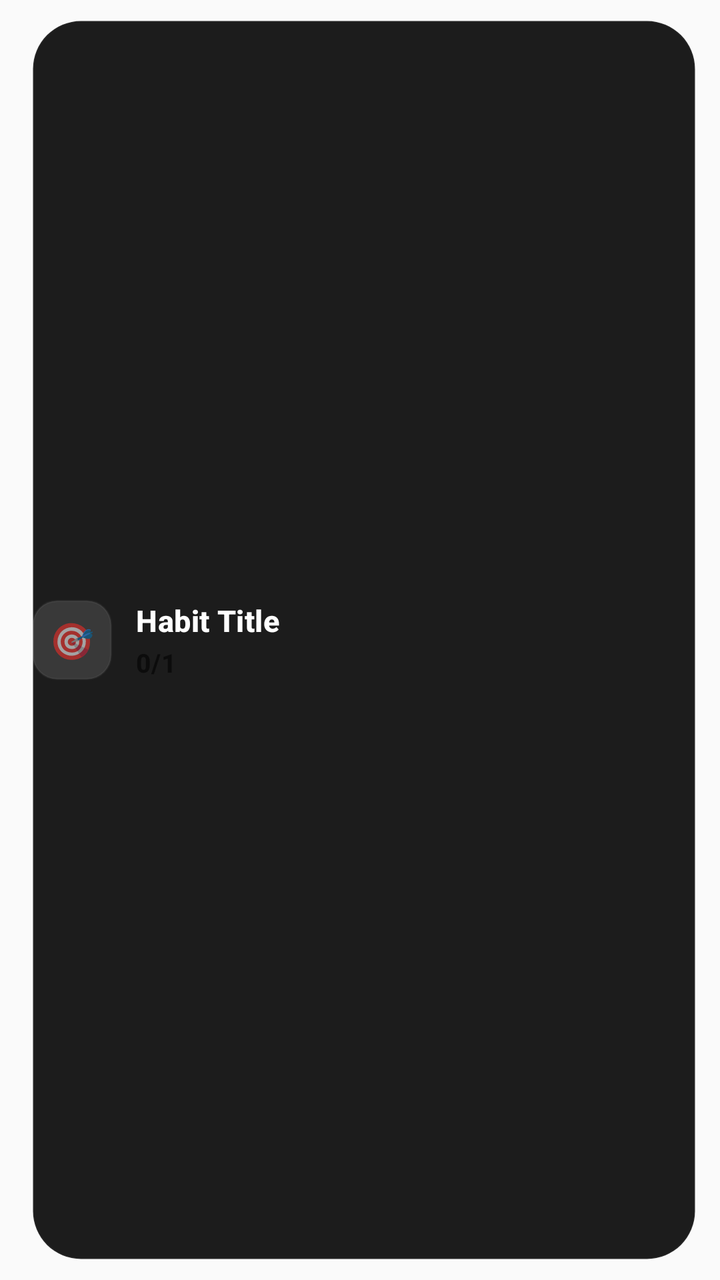
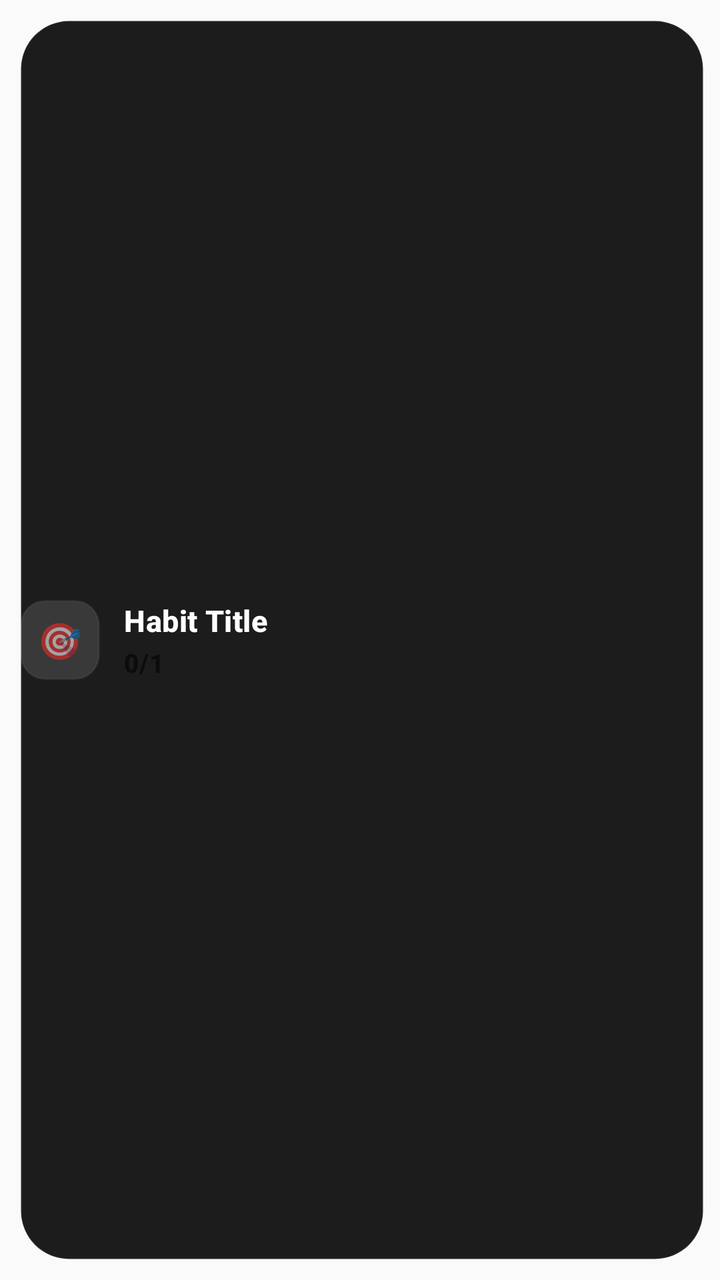

Compare the two renders of this Android layout. The source of the first and the diff that turns it into the second are given below.
<!-- AndroidManifest.xml: application theme AppTheme -->
<!-- res/layout/widget_habit_item.xml -->
<?xml version="1.0" encoding="utf-8"?>
<RelativeLayout xmlns:android="http://schemas.android.com/apk/res/android"
    android:id="@+id/habit_item_root"
    android:layout_width="match_parent"
    android:layout_height="wrap_content"
    android:paddingStart="16dp"
    android:paddingEnd="12dp"
    android:paddingTop="10dp"
    android:paddingBottom="10dp"
    android:layout_marginBottom="6dp"
    android:clickable="true"
    android:focusable="true">

    
    <ImageView
        android:id="@+id/habit_card_background"
        android:layout_width="match_parent"
        android:layout_height="match_parent"
        android:scaleType="fitXY"
        android:src="@drawable/widget_habit_item_bg" />

    
    <ImageView
        android:id="@+id/habit_glow_background"
        android:layout_width="match_parent"
        android:layout_height="match_parent"
        android:scaleType="fitXY"
        android:visibility="gone" />

    
    <FrameLayout
        android:id="@+id/habit_color_overlay"
        android:layout_width="match_parent"
        android:layout_height="match_parent"
        android:alpha="0.09" />

    
    <FrameLayout
        android:id="@+id/habit_icon_container"
        android:layout_width="40dp"
        android:layout_height="40dp"
        android:layout_alignParentStart="true"
        android:layout_centerVertical="true"
        android:background="@drawable/widget_icon_container_bg">

        <TextView
            android:id="@+id/habit_icon"
            android:layout_width="wrap_content"
            android:layout_height="wrap_content"
            android:layout_gravity="center"
            android:textSize="18sp"
            android:text="🎯" />

    </FrameLayout>

    
    <LinearLayout
        android:id="@+id/habit_text_container"
        android:layout_width="match_parent"
        android:layout_height="wrap_content"
        android:layout_toEndOf="@id/habit_icon_container"
        android:layout_toStartOf="@id/habit_action_container"
        android:layout_centerVertical="true"
        android:orientation="vertical"
        android:paddingStart="12dp"
        android:paddingEnd="8dp">

        
        <LinearLayout
            android:layout_width="match_parent"
            android:layout_height="wrap_content"
            android:orientation="horizontal"
            android:gravity="center_vertical">

            <TextView
                android:id="@+id/habit_title"
                android:layout_width="0dp"
                android:layout_height="wrap_content"
                android:layout_weight="1"
                android:textColor="#FFFFFF"
                android:textSize="15sp"
                android:textStyle="bold"
                android:fontFamily="sans-serif-medium"
                android:letterSpacing="0.01"
                android:maxLines="1"
                android:ellipsize="end"
                android:text="Habit Title" />

            
            <LinearLayout
                android:id="@+id/habit_streak_container"
                android:layout_width="wrap_content"
                android:layout_height="wrap_content"
                android:orientation="horizontal"
                android:gravity="center_vertical"
                android:background="@drawable/widget_streak_badge_bg"
                android:paddingStart="5dp"
                android:paddingEnd="5dp"
                android:paddingTop="2dp"
                android:paddingBottom="2dp"
                android:layout_marginStart="6dp"
                android:visibility="gone">

                <TextView
                    android:id="@+id/habit_streak_icon"
                    android:layout_width="wrap_content"
                    android:layout_height="wrap_content"
                    android:text="🔥"
                    android:textSize="9sp"
                    android:layout_marginEnd="2dp" />

                <TextView
                    android:id="@+id/habit_streak_count"
                    android:layout_width="wrap_content"
                    android:layout_height="wrap_content"
                    android:textColor="#fb923c"
                    android:textSize="10sp"
                    android:textStyle="bold"
                    android:fontFamily="sans-serif-medium" />

            </LinearLayout>

        </LinearLayout>

        
        <TextView
            android:id="@+id/habit_progress"
            android:layout_width="wrap_content"
            android:layout_height="wrap_content"
            android:textSize="13sp"
            android:textStyle="bold"
            android:fontFamily="sans-serif-medium"
            android:letterSpacing="0.02"
            android:layout_marginTop="2dp"
            android:text="0/1" />

        
        <LinearLayout
            android:id="@+id/habit_subtasks_container"
            android:layout_width="match_parent"
            android:layout_height="wrap_content"
            android:orientation="vertical"
            android:layout_marginTop="8dp"
            android:visibility="gone" />

    </LinearLayout>

    
    <LinearLayout
        android:id="@+id/habit_action_container"
        android:layout_width="wrap_content"
        android:layout_height="wrap_content"
        android:layout_alignParentEnd="true"
        android:layout_centerVertical="true"
        android:orientation="horizontal"
        android:gravity="center_vertical">

        
        <FrameLayout
            android:id="@+id/habit_complete_btn"
            android:layout_width="44dp"
            android:layout_height="44dp"
            android:clickable="true"
            android:focusable="true">

            <ImageView
                android:id="@+id/habit_complete_image"
                android:layout_width="match_parent"
                android:layout_height="match_parent"
                android:scaleType="fitCenter" />

            
            <TextView
                android:id="@+id/habit_check_icon"
                android:layout_width="wrap_content"
                android:layout_height="wrap_content"
                android:layout_gravity="center"
                android:text="✓"
                android:textColor="#FFFFFF"
                android:textSize="18sp"
                android:textStyle="bold"
                android:visibility="gone" />

        </FrameLayout>

    </LinearLayout>

</RelativeLayout>
<!-- resources referenced by this layout -->
<resources>
  <!-- drawable widget_habit_item_bg (drawable) -->
  <?xml version="1.0" encoding="utf-8"?>
  <shape xmlns:android="http://schemas.android.com/apk/res/android"
      android:shape="rectangle">
      <solid android:color="#E6050505" />
      <corners android:radius="24dp" />
      <stroke
          android:width="1dp"
          android:color="#0DFFFFFF" />
  </shape>
  <!-- drawable widget_icon_container_bg (drawable) -->
  <?xml version="1.0" encoding="utf-8"?>
  <shape xmlns:android="http://schemas.android.com/apk/res/android"
      android:shape="rectangle">
      <solid android:color="#20FFFFFF" />
      <corners android:radius="12dp" />
      <stroke
          android:width="1dp"
          android:color="#0DFFFFFF" />
  </shape>
  <!-- drawable widget_streak_badge_bg (drawable) -->
  <?xml version="1.0" encoding="utf-8"?>
  <shape xmlns:android="http://schemas.android.com/apk/res/android"
      android:shape="rectangle">
      <solid android:color="#1Af97316" />
      <corners android:radius="4dp" />
      <stroke
          android:width="1dp"
          android:color="#33f97316" />
  </shape>
  <style name="AppTheme" parent="Theme.AppCompat.Light.DarkActionBar">
          
          <item name="colorPrimary">@color/colorPrimary</item>
          <item name="colorPrimaryDark">@color/colorPrimaryDark</item>
          <item name="colorAccent">@color/colorAccent</item>
      </style>
</resources>

<!-- the commit's change to res/layout/widget_habit_item.xml (unified diff, before → after) -->
@@ -1,15 +1,20 @@
 <?xml version="1.0" encoding="utf-8"?>
-<RelativeLayout xmlns:android="http://schemas.android.com/apk/res/android"
-    android:id="@+id/habit_item_root"
+<LinearLayout xmlns:android="http://schemas.android.com/apk/res/android"
+    android:id="@+id/habit_item_root_wrapper"
     android:layout_width="match_parent"
     android:layout_height="wrap_content"
-    android:paddingStart="16dp"
-    android:paddingEnd="12dp"
-    android:paddingTop="10dp"
-    android:paddingBottom="10dp"
-    android:layout_marginBottom="6dp"
-    android:clickable="true"
-    android:focusable="true">
+    android:orientation="vertical">
+
+    <RelativeLayout
+        android:id="@+id/habit_item_root"
+        android:layout_width="match_parent"
+        android:layout_height="wrap_content"
+        android:paddingStart="10dp"
+        android:paddingEnd="8dp"
+        android:paddingTop="10dp"
+        android:paddingBottom="10dp"
+        android:clickable="true"
+        android:focusable="true">
 
     
     <ImageView
@@ -185,4 +190,5 @@
 
     </LinearLayout>
 
-</RelativeLayout>
+    </RelativeLayout>
+</LinearLayout>
